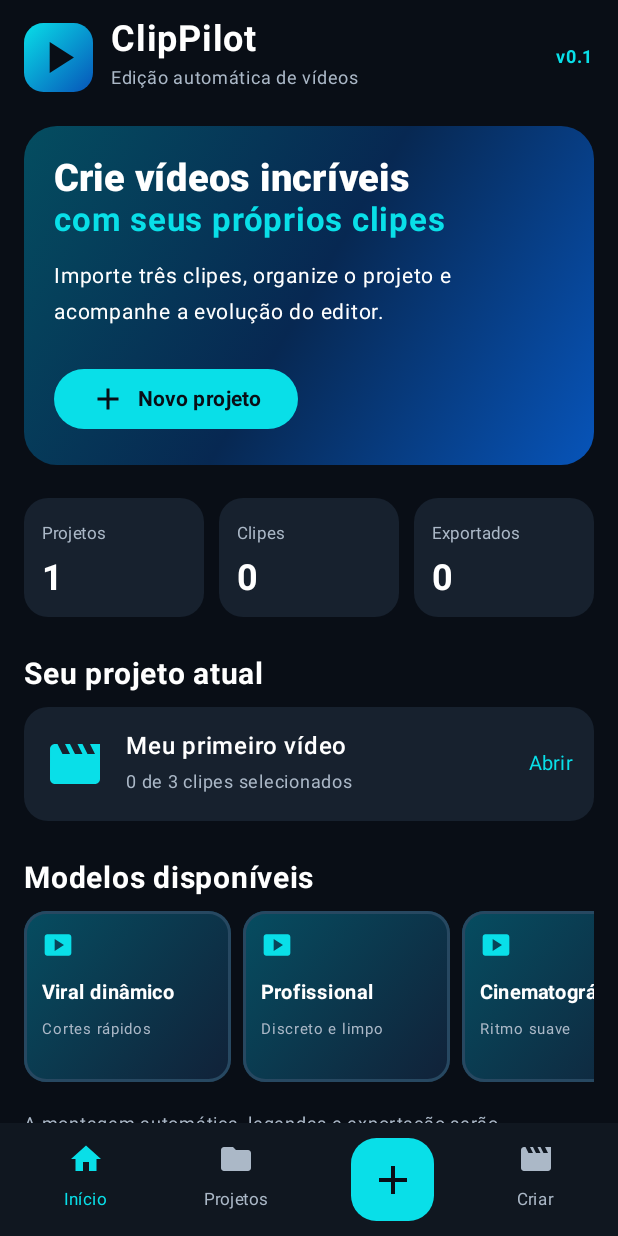
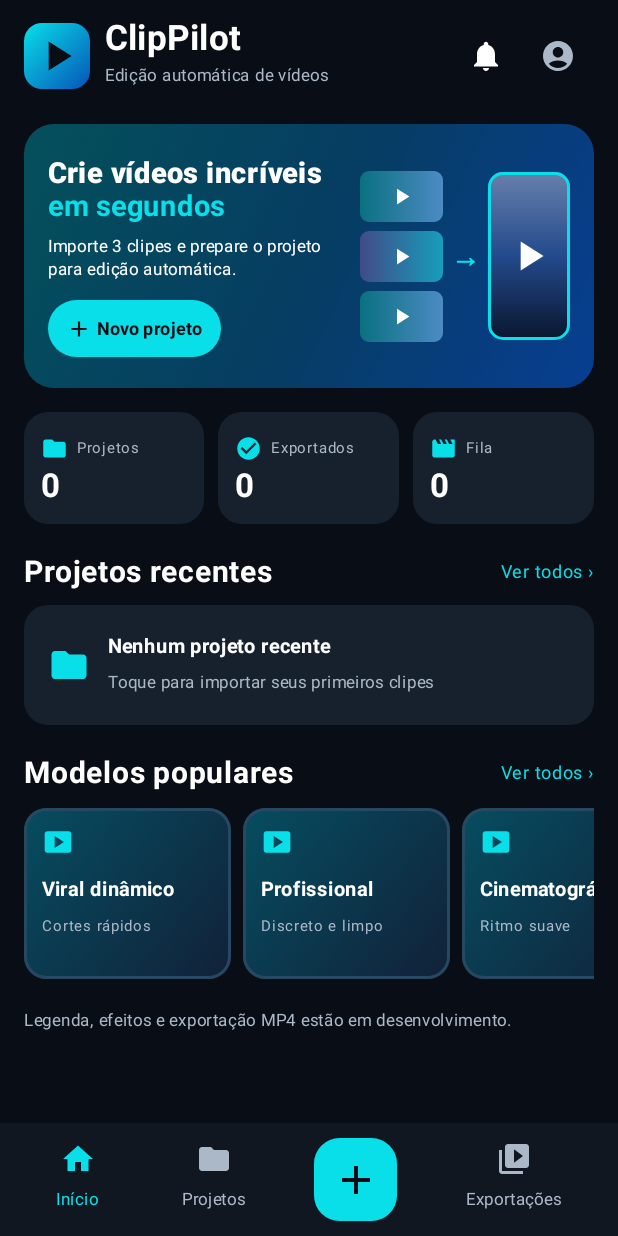
Before and after one commit to romulocarloscontato1/clippilot-android, an Android app built with Jetpack Compose: the screen it shows after launch (MainActivity), on a phone screen of 412 x 824 dp. Run offline under Robolectric (Android 15) with nearby library versions, the phone set to English and light mode, and no system bars.

Commit message:
ui: align home composition, hero previews, metrics and export navigation with approved ClipPilot references

```diff
--- a/app/src/main/java/com/clippilot/android/MainActivity.kt
+++ b/app/src/main/java/com/clippilot/android/MainActivity.kt
@@ -21,6 +21,8 @@ import androidx.compose.foundation.shape.RoundedCornerShape
 import androidx.compose.foundation.verticalScroll
 import androidx.compose.material.icons.Icons
 import androidx.compose.material.icons.filled.Add
+import androidx.compose.material.icons.filled.Notifications
+import androidx.compose.material.icons.filled.AccountCircle
 import androidx.compose.material.icons.filled.ArrowBack
 import androidx.compose.material.icons.filled.CheckCircle
 import androidx.compose.material.icons.filled.Folder
@@ -141,7 +143,7 @@ private fun ClipPilotApp() {
                 BrandHeader()
                 Spacer(Modifier.height(20.dp))
                 when (screen) {
-                    "home" -> HomeScreen(clips.size) { screen = "create" }
+                    "home" -> HomeScreen(projectName, clips) { screen = "create" }
                     "create" -> CreateScreen(
                         projectName = projectName,
                         setName = { projectName = it; prefs(context).edit().putString("name", it).apply() },
@@ -158,6 +160,7 @@ private fun ClipPilotApp() {
                         back = { screen = "create" }
                     )
                     "projects" -> ProjectsScreen(projectName, clips.size) { screen = "create" }
+                    "exports" -> ExportsScreen()
                 }
             }
         }
@@ -166,85 +169,184 @@ private fun ClipPilotApp() {
 
 @Composable
 private fun BrandHeader() {
-    Row(verticalAlignment = Alignment.CenterVertically) {
+    val context = LocalContext.current
+    Row(verticalAlignment = Alignment.CenterVertically, modifier = Modifier.fillMaxWidth()) {
         Box(
-            Modifier.size(46.dp).clip(RoundedCornerShape(13.dp))
+            Modifier.size(44.dp).clip(RoundedCornerShape(12.dp))
                 .background(Brush.linearGradient(listOf(Cyan, Blue))),
             contentAlignment = Alignment.Center
         ) {
-            Icon(Icons.Filled.PlayArrow, null, tint = Background, modifier = Modifier.size(35.dp))
+            Icon(Icons.Filled.PlayArrow, null, tint = Background, modifier = Modifier.size(33.dp))
         }
-        Spacer(Modifier.width(12.dp))
-        Column {
-            Text("ClipPilot", color = Color.White, fontSize = 24.sp, fontWeight = FontWeight.Bold)
-            Text("Edição automática de vídeos", color = Muted, fontSize = 12.sp)
+        Spacer(Modifier.width(10.dp))
+        Column(Modifier.weight(1f)) {
+            Text("ClipPilot", color = Color.White, fontSize = 23.sp, fontWeight = FontWeight.Bold)
+            Text("Edição automática de vídeos", color = Muted, fontSize = 11.sp)
         }
-        Spacer(Modifier.weight(1f))
-        Text("v0.1", color = Cyan, fontSize = 12.sp, fontWeight = FontWeight.Bold)
+        IconButton(onClick = {
+            Toast.makeText(context, "Notificações: em desenvolvimento", Toast.LENGTH_SHORT).show()
+        }) {
+            Icon(Icons.Filled.Notifications, "Notificações", tint = Color.White)
+        }
+        IconButton(onClick = {
+            Toast.makeText(context, "Perfil: em desenvolvimento", Toast.LENGTH_SHORT).show()
+        }) {
+            Icon(Icons.Filled.AccountCircle, "Perfil", tint = Muted)
+        }
     }
 }
 
 @Composable
-private fun HomeScreen(clipCount: Int, onNew: () -> Unit) {
+private fun HomeScreen(projectName: String, clips: List<Uri>, onNew: () -> Unit) {
+    val count = clips.size
     Column {
-        Box(
-            Modifier.fillMaxWidth().clip(RoundedCornerShape(22.dp))
-                .background(Brush.linearGradient(listOf(Color(0xFF044D60), Color(0xFF072852), Blue)))
-                .padding(20.dp)
+        Row(
+            modifier = Modifier.fillMaxWidth().height(176.dp)
+                .clip(RoundedCornerShape(20.dp))
+                .background(Brush.linearGradient(listOf(Color(0xFF04505B), Color(0xFF063D62), Color(0xFF083E91))))
+                .padding(16.dp),
+            horizontalArrangement = Arrangement.spacedBy(8.dp),
+            verticalAlignment = Alignment.CenterVertically
         ) {
-            Column {
-                Text("Crie vídeos incríveis", color = Color.White, fontWeight = FontWeight.ExtraBold, fontSize = 25.sp)
-                Text("com seus próprios clipes", color = Cyan, fontWeight = FontWeight.Bold, fontSize = 22.sp)
+            Column(Modifier.weight(1f), verticalArrangement = Arrangement.Center) {
+                Text("Crie vídeos incríveis", color = Color.White, fontWeight = FontWeight.ExtraBold, fontSize = 19.sp, lineHeight = 21.sp)
+                Text("em segundos", color = Cyan, fontWeight = FontWeight.Bold, fontSize = 19.sp, lineHeight = 21.sp)
+                Spacer(Modifier.height(8.dp))
+                Text("Importe 3 clipes e prepare o projeto para edição automática.", color = Color.White, fontSize = 11.sp, lineHeight = 15.sp)
                 Spacer(Modifier.height(12.dp))
-                Text("Importe três clipes, organize o projeto e acompanhe a evolução do editor.", color = Color.White, fontSize = 14.sp)
-                Spacer(Modifier.height(22.dp))
-                Button(onClick = onNew, colors = ButtonDefaults.buttonColors(containerColor = Cyan)) {
-                    Icon(Icons.Filled.Add, null)
-                    Spacer(Modifier.width(8.dp))
-                    Text("Novo projeto", fontWeight = FontWeight.Bold)
+                Button(
+                    onClick = onNew,
+                    contentPadding = PaddingValues(horizontal = 12.dp, vertical = 2.dp),
+                    colors = ButtonDefaults.buttonColors(containerColor = Cyan),
+                    modifier = Modifier.height(38.dp)
+                ) {
+                    Icon(Icons.Filled.Add, null, modifier = Modifier.size(17.dp))
+                    Spacer(Modifier.width(3.dp))
+                    Text("Novo projeto", fontWeight = FontWeight.Bold, fontSize = 12.sp)
+                }
+            }
+            Row(
+                modifier = Modifier.width(140.dp).height(133.dp),
+                verticalAlignment = Alignment.CenterVertically,
+                horizontalArrangement = Arrangement.spacedBy(5.dp)
+            ) {
+                Column(
+                    modifier = Modifier.width(55.dp),
+                    verticalArrangement = Arrangement.spacedBy(6.dp)
+                ) {
+                    for (i in 0 until 3) {
+                        HeroClip(clips.getOrNull(i), i)
+                    }
+                }
+                Text("→", color = Cyan, fontSize = 19.sp, fontWeight = FontWeight.Bold)
+                Box(
+                    modifier = Modifier.width(64.dp).height(112.dp)
+                        .border(1.5.dp, Cyan, RoundedCornerShape(10.dp))
+                        .clip(RoundedCornerShape(10.dp))
+                        .background(Brush.verticalGradient(listOf(Color(0xFF6880AC), Color(0xFF234A8C), Color(0xFF09152D)))),
+                    contentAlignment = Alignment.Center
+                ) {
+                    Icon(Icons.Filled.PlayArrow, "Prévia de vídeo", tint = Color.White, modifier = Modifier.size(33.dp))
                 }
             }
         }
-        Spacer(Modifier.height(22.dp))
-        Row(horizontalArrangement = Arrangement.spacedBy(10.dp)) {
-            Metric("Projetos", "1", Modifier.weight(1f))
-            Metric("Clipes", clipCount.toString(), Modifier.weight(1f))
+        Spacer(Modifier.height(16.dp))
+        Row(Modifier.fillMaxWidth(), horizontalArrangement = Arrangement.spacedBy(9.dp)) {
+            Metric("Projetos", if (count > 0) "1" else "0", Modifier.weight(1f))
             Metric("Exportados", "0", Modifier.weight(1f))
+            Metric("Fila", "0", Modifier.weight(1f))
         }
-        Spacer(Modifier.height(26.dp))
-        SectionTitle("Seu projeto atual")
+        Spacer(Modifier.height(20.dp))
+        Row(Modifier.fillMaxWidth(), verticalAlignment = Alignment.CenterVertically) {
+            Box(Modifier.weight(1f)) { SectionTitle("Projetos recentes") }
+            Text("Ver todos ›", color = Cyan, fontSize = 12.sp, modifier = Modifier.clickable(onClick = onNew))
+        }
         Spacer(Modifier.height(10.dp))
-        SurfaceCard {
-            Row(Modifier.fillMaxWidth().clickable(onClick = onNew).padding(14.dp), verticalAlignment = Alignment.CenterVertically) {
-                Icon(Icons.Filled.Movie, null, tint = Cyan, modifier = Modifier.size(40.dp))
-                Spacer(Modifier.width(14.dp))
-                Column(Modifier.weight(1f)) {
-                    Text("Meu primeiro vídeo", color = Color.White, fontWeight = FontWeight.SemiBold)
-                    Text("$clipCount de 3 clipes selecionados", color = Muted, fontSize = 12.sp)
+        if (count > 0) {
+            SurfaceCard {
+                Row(
+                    Modifier.fillMaxWidth().clickable(onClick = onNew).padding(11.dp),
+                    verticalAlignment = Alignment.CenterVertically
+                ) {
+                    Box(Modifier.size(65.dp, 56.dp).clip(RoundedCornerShape(9.dp))
+                        .background(Brush.linearGradient(listOf(Color(0xFF046A7A), Color(0xFF154080)))),
+                        contentAlignment = Alignment.Center
+                    ) {
+                        Icon(Icons.Filled.Movie, null, tint = Cyan)
+                    }
+                    Spacer(Modifier.width(12.dp))
+                    Column(Modifier.weight(1f)) {
+                        Text(projectName, color = Color.White, fontWeight = FontWeight.Bold, fontSize = 14.sp)
+                        Text(count.toString() + " de 3 clipes", color = Muted, fontSize = 11.sp)
+                    }
+                    Text("Rascunho", color = Muted, fontSize = 11.sp)
                 }
-                Text("Abrir", color = Cyan, fontSize = 13.sp)
+            }
+        } else {
+            SurfaceCard {
+                Row(Modifier.fillMaxWidth().clickable(onClick = onNew).padding(16.dp), verticalAlignment = Alignment.CenterVertically) {
+                    Icon(Icons.Filled.Folder, null, tint = Cyan, modifier = Modifier.size(28.dp))
+                    Spacer(Modifier.width(12.dp))
+                    Column {
+                        Text("Nenhum projeto recente", color = Color.White, fontWeight = FontWeight.Bold, fontSize = 13.sp)
+                        Text("Toque para importar seus primeiros clipes", color = Muted, fontSize = 11.sp)
+                    }
+                }
             }
         }
-        Spacer(Modifier.height(26.dp))
-        SectionTitle("Modelos disponíveis")
-        Spacer(Modifier.height(10.dp))
+        Spacer(Modifier.height(20.dp))
+        Row(Modifier.fillMaxWidth(), verticalAlignment = Alignment.CenterVertically) {
+            Box(Modifier.weight(1f)) { SectionTitle("Modelos populares") }
+            Text("Ver todos ›", color = Cyan, fontSize = 12.sp, modifier = Modifier.clickable(onClick = onNew))
+        }
+        Spacer(Modifier.height(11.dp))
         Row(Modifier.horizontalScroll(rememberScrollState()), horizontalArrangement = Arrangement.spacedBy(8.dp)) {
             StyleCard("Viral dinâmico", "Cortes rápidos", selected = false, onClick = onNew)
             StyleCard("Profissional", "Discreto e limpo", selected = false, onClick = onNew)
             StyleCard("Cinematográfico", "Ritmo suave", selected = false, onClick = onNew)
         }
         Spacer(Modifier.height(16.dp))
-        Text("A montagem automática, legendas e exportação serão adicionadas nas próximas versões.", color = Muted, fontSize = 12.sp)
+        Text("Legenda, efeitos e exportação MP4 estão em desenvolvimento.", color = Muted, fontSize = 11.sp)
+    }
+}
+
+@Composable
+private fun HeroClip(uri: Uri?, index: Int) {
+    val ctx = LocalContext.current
+    val bmp = remember(uri) { if (uri != null) thumbnail(ctx, uri) else null }
+    Box(
+        Modifier.fillMaxWidth().height(34.dp).clip(RoundedCornerShape(6.dp))
+            .background(
+                Brush.horizontalGradient(
+                    if (index % 2 == 0)
+                        listOf(Color(0xFF0A7180), Color(0xFF4C8BC4))
+                    else listOf(Color(0xFF414B89), Color(0xFF169EBA))
+                )
+            ),
+        contentAlignment = Alignment.Center
+    ) {
+        if (bmp != null) {
+            Image(bmp.asImageBitmap(), null, Modifier.fillMaxSize(), contentScale = ContentScale.Crop)
+        }
+        Icon(Icons.Filled.PlayArrow, null, tint = Color.White, modifier = Modifier.size(18.dp))
     }
 }
 
 @Composable
 private fun Metric(label: String, value: String, modifier: Modifier = Modifier) {
     SurfaceCard(modifier) {
-        Column(Modifier.padding(12.dp)) {
-            Text(label, color = Muted, fontSize = 11.sp)
-            Spacer(Modifier.height(3.dp))
-            Text(value, color = Color.White, fontWeight = FontWeight.Bold, fontSize = 24.sp)
+        Column(Modifier.padding(horizontal = 11.dp, vertical = 12.dp)) {
+            val icon = when (label) {
+                "Projetos" -> Icons.Filled.Folder
+                "Exportados" -> Icons.Filled.CheckCircle
+                else -> Icons.Filled.Movie
+            }
+            Row(verticalAlignment = Alignment.CenterVertically) {
+                Icon(icon, null, tint = Cyan, modifier = Modifier.size(18.dp))
+                Spacer(Modifier.width(6.dp))
+                Text(label, color = Muted, fontSize = 10.sp, maxLines = 1)
+            }
+            Text(value, color = Color.White, fontWeight = FontWeight.Bold, fontSize = 22.sp)
         }
     }
 }
@@ -483,6 +585,22 @@ private fun ProjectsScreen(projectName: String, clipCount: Int, open: () -> Unit
 }
 
 @Composable
+private fun ExportsScreen() {
+    SectionTitle("Exportações")
+    Spacer(Modifier.height(18.dp))
+    SurfaceCard {
+        Row(Modifier.fillMaxWidth().padding(20.dp), verticalAlignment = Alignment.CenterVertically) {
+            Icon(Icons.Filled.VideoLibrary, null, tint = Cyan, modifier = Modifier.size(38.dp))
+            Spacer(Modifier.width(14.dp))
+            Column {
+                Text("Nenhum vídeo exportado", color = Color.White, fontWeight = FontWeight.Bold)
+                Text("A exportação MP4 chegará nas próximas etapas.", color = Muted, fontSize = 12.sp)
+            }
+        }
+    }
+}
+
+@Composable
 private fun PropertyRow(name: String, value: String) {
     Row(Modifier.fillMaxWidth(), horizontalArrangement = Arrangement.SpaceBetween) {
         Text(name, color = Muted, fontSize = 13.sp)
@@ -513,7 +631,7 @@ private fun Navigation(selected: String, navigate: (String) -> Unit) {
             .clickable { navigate("create") }, contentAlignment = Alignment.Center) {
             Icon(Icons.Filled.Add, "Novo projeto", tint = Background, modifier = Modifier.size(32.dp))
         }
-        NavItem(Icons.Filled.Movie, "Criar", selected == "create" || selected == "preview") { navigate("create") }
+        NavItem(Icons.Filled.VideoLibrary, "Exportações", selected == "exports") { navigate("exports") }
     }
 }
 
```
